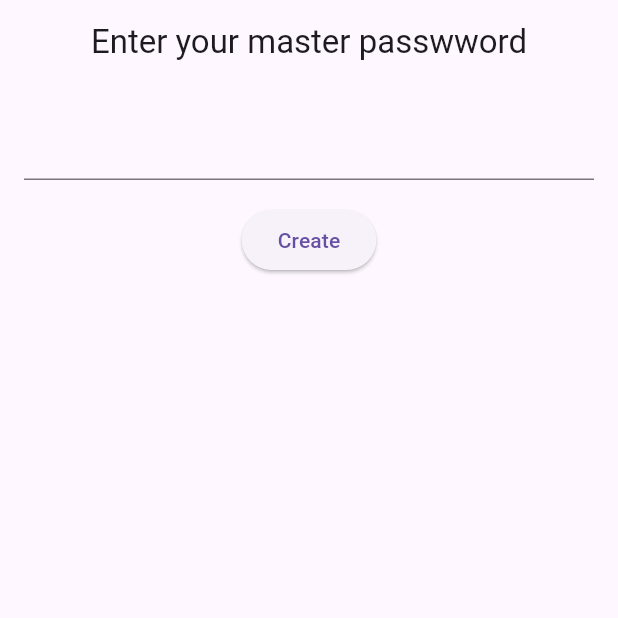
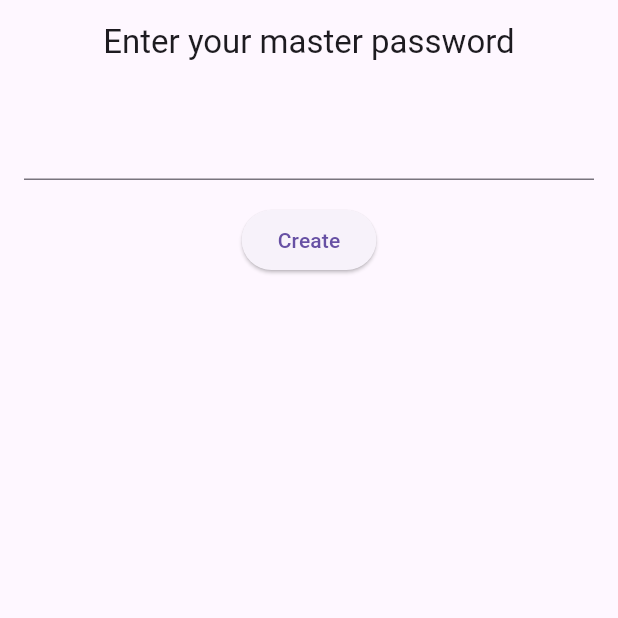
Before and after one commit to ji-easv/passwo, a Flutter app: the screen it shows after launch, on a phone screen of 412 x 824 dp, the top half of it. Run offline on Flutter 3.47's test engine with Material 3 defaults, Android fonts, the phone set to English and light mode, and no system bars; our stand-ins replace equatable, fast_immutable_collections, flutter_bloc, shared_preferences; missing offline and left inert: cryptography, logging_appenders.

```diff
--- a/lib/screens/credential_screen.dart
+++ b/lib/screens/credential_screen.dart
@@ -108,7 +108,7 @@ class UsernameField extends StatelessWidget {
   Widget build(BuildContext context) {
     return TextFormField(
       controller: controller,
-      decoration: const InputDecoration(labelText: 'Usernames'),
+      decoration: const InputDecoration(labelText: 'Username'),
     );
   }
 }
--- a/lib/screens/password_screen.dart
+++ b/lib/screens/password_screen.dart
@@ -13,7 +13,7 @@ class PasswordScreen extends StatelessWidget {
   Widget build(BuildContext context) {
     return Scaffold(
       appBar: AppBar(
-        title: const Text('Enter your master passwword'),
+        title: const Text('Enter your master password'),
         centerTitle: true,
       ),
       body: BlocConsumer<VaultCubit, VaultState>(
```
Also changed, not shown: lib/screens/vault_screen.dart (+7 -1 lines).
